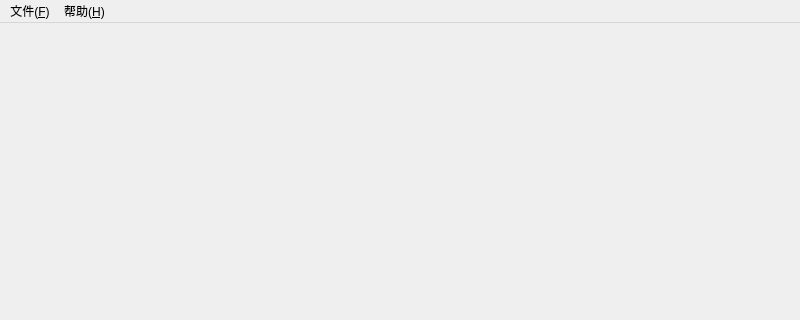
shine5402/KiraOtoToolbox, file src/mainwindow.ui: the form before one commit; both pictures show x 0 to 800 and y 0 to 320 of the 800 by 625 pixel window.
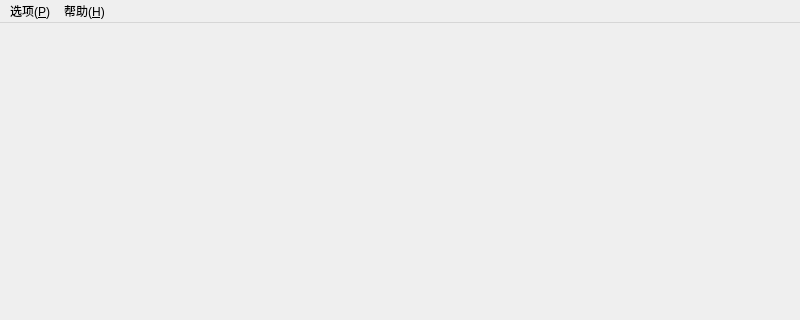
The form after the commit.

Patch:
```diff
--- a/src/mainwindow.ui
+++ b/src/mainwindow.ui
@@ -86,9 +86,9 @@
      <height>24</height>
     </rect>
    </property>
-   <widget class="QMenu" name="menu_File">
+   <widget class="QMenu" name="menu_Preference">
     <property name="title">
-     <string>文件(&amp;F)</string>
+     <string>选项(&amp;P)</string>
     </property>
     <addaction name="actionExit"/>
     <addaction name="actionDebug"/>
@@ -105,7 +105,7 @@
     <addaction name="separator"/>
     <addaction name="actionDonate"/>
    </widget>
-   <addaction name="menu_File"/>
+   <addaction name="menu_Preference"/>
    <addaction name="menu_Help"/>
   </widget>
   <action name="actionExit">
```
Left out of the diff: 2 changed lines with no effect on the pictures.
